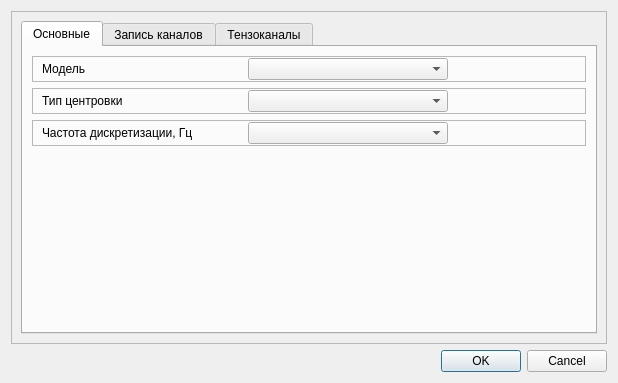
grigp/a-analyser, file drivers/devices/amed_platform/amedplatform01paramsdialog.ui: the form before one commit.
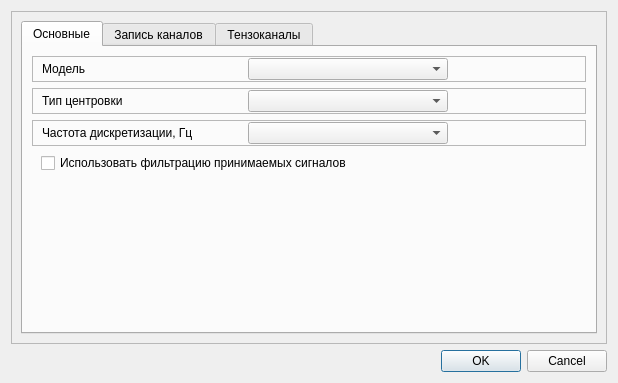
The form after the commit.

Commit message: Стабилоплатформа А-Мед. Уоправление фильтрацией

```diff
--- a/drivers/devices/amed_platform/amedplatform01paramsdialog.ui
+++ b/drivers/devices/amed_platform/amedplatform01paramsdialog.ui
@@ -216,6 +216,25 @@
             </layout>
            </widget>
           </item>
+          <item>
+           <widget class="QWidget" name="frFiltration" native="true">
+            <layout class="QHBoxLayout" name="horizontalLayout_8">
+             <property name="topMargin">
+              <number>1</number>
+             </property>
+             <property name="bottomMargin">
+              <number>1</number>
+             </property>
+             <item>
+              <widget class="QCheckBox" name="cbFiltration">
+               <property name="text">
+                <string>Использовать фильтрацию принимаемых сигналов</string>
+               </property>
+              </widget>
+             </item>
+            </layout>
+           </widget>
+          </item>
           <item>
            <spacer name="verticalSpacer">
             <property name="orientation">
```
The commit also changes 7 other files.
